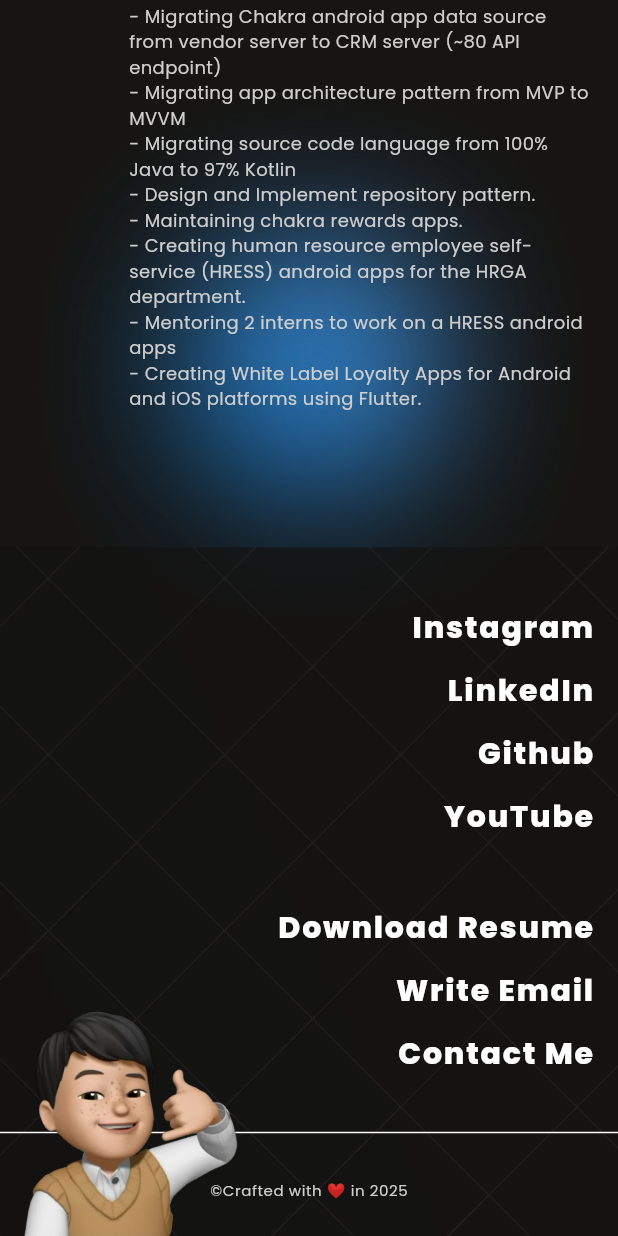
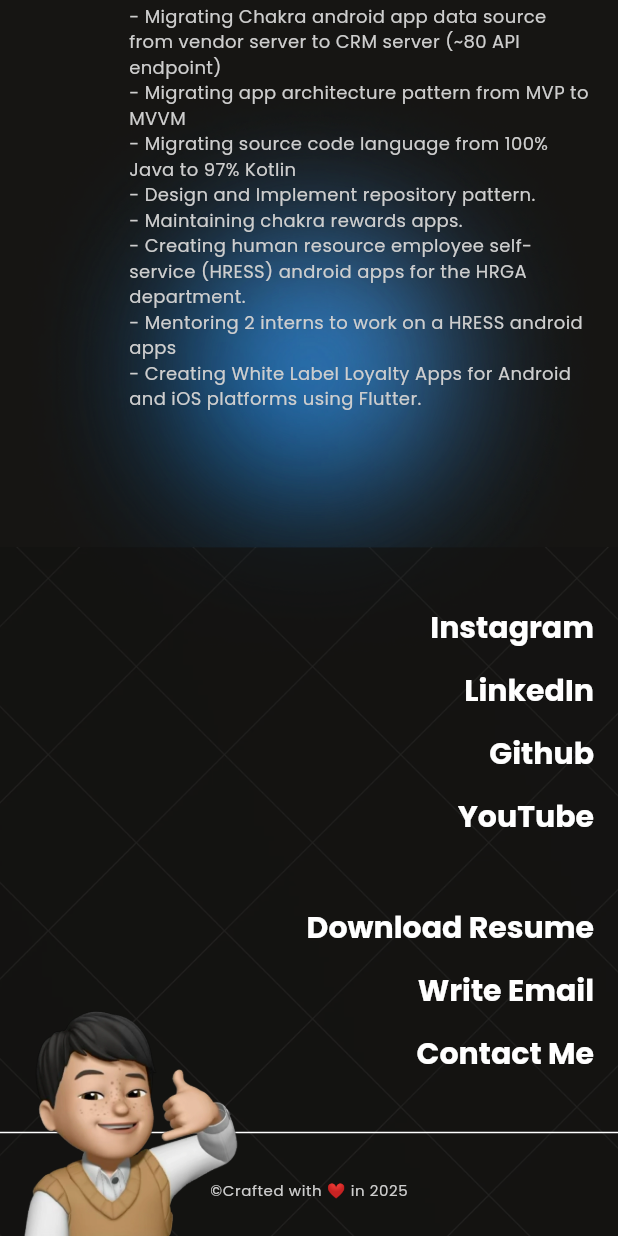
Before and after one commit to fakhrymubarak/portfolio, a Flutter app: the screen it shows after launch, scrolled down 2787 dp, on a phone screen of 412 x 824 dp. Run offline on Flutter 3.47's test engine with Material 3 defaults, Android fonts, the phone set to English and light mode, and no system bars; our stand-ins replace flutter_svg, google_fonts.

Commit message:
fix: mobile apps sizing and cta

```diff
--- a/lib/themes/styles/app_themes.dart
+++ b/lib/themes/styles/app_themes.dart
@@ -29,7 +29,7 @@ ThemeData getAppTheme(BuildContext context, bool isDarkMode) {
         ? TextStyles.extraBold24pt(defaultColors)
         : TextStyles.extraBold55pt(defaultColors),
     headlineMedium: isMobile
-        ? TextStyles.extraBold20pt(defaultColors)
+        ? TextStyles.bold20Pt(defaultColors)
         : TextStyles.extraBold28pt(defaultColors),
     headlineSmall: isMobile
         ? TextStyles.bold16Pt(defaultColors)
--- a/lib/ui/pages/dashboard/sections/projects/project_section_provider.dart
+++ b/lib/ui/pages/dashboard/sections/projects/project_section_provider.dart
@@ -18,8 +18,9 @@ class ProjectSectionProvider extends ChangeNotifier {
             'MyTelkomsel is the official self-care mobile application from Telkomsel, Indonesia’s largest cellular provider, with over 100 million downloads and approximately 300,000 daily active users. '
             'In this project, I was responsible for planning, developing, and delivering multiple key features using Kotlin and Java within a clean architecture that adheres to SOLID principles. '
             'I also led and mentored junior developers, ensuring high code quality and team performance across various feature tracks.',
-        cta:
-            'https://play.google.com/store/apps/details?id=com.telkomsel.telkomselcm',
+        // cta:
+        //     'https://play.google.com/store/apps/details?id=com.telkomsel.telkomselcm',
+        cta: 'https://apkpure.com/alkhairaat-app/com.alkhairaat.membership',
         stacks: [
           TechStack(name: 'Android', iconPath: Assets.icAndroidLight),
           TechStack(name: 'Kotlin', iconPath: Assets.icKotlinLight),
@@ -51,9 +52,10 @@ class ProjectSectionProvider extends ChangeNotifier {
             'Chakra App is a loyalty membership application developed for Kalbe Nutritionals users. '
             'My primary responsibility included migrating the entire codebase from Java to Kotlin (up to 97%) and refactoring the architecture from MVP to MVVM. '
             'In addition, I worked on a white-label variant of the app using Flutter, expanding its usability across multiple brand implementations and streamlining future development processes.',
-        cta:
-            'https://play.google.com/store/apps/details?id=com.kalbe.cakraloyalty',
-        // cta: "https://apkpure.com/chakra-rewards/com.kalbe.cakraloyalty, // alternative CTA.
+        // cta:
+        //     'https://play.google.com/store/apps/details?id=com.kalbe.cakraloyalty',
+        cta: 'https://apkpure.com/chakra-rewards/com.kalbe.cakraloyalty',
+        // alternative CTA.
         stacks: [
           TechStack(name: 'Android', iconPath: Assets.icAndroidLight),
           TechStack(name: 'Kotlin', iconPath: Assets.icKotlinLight),
```
